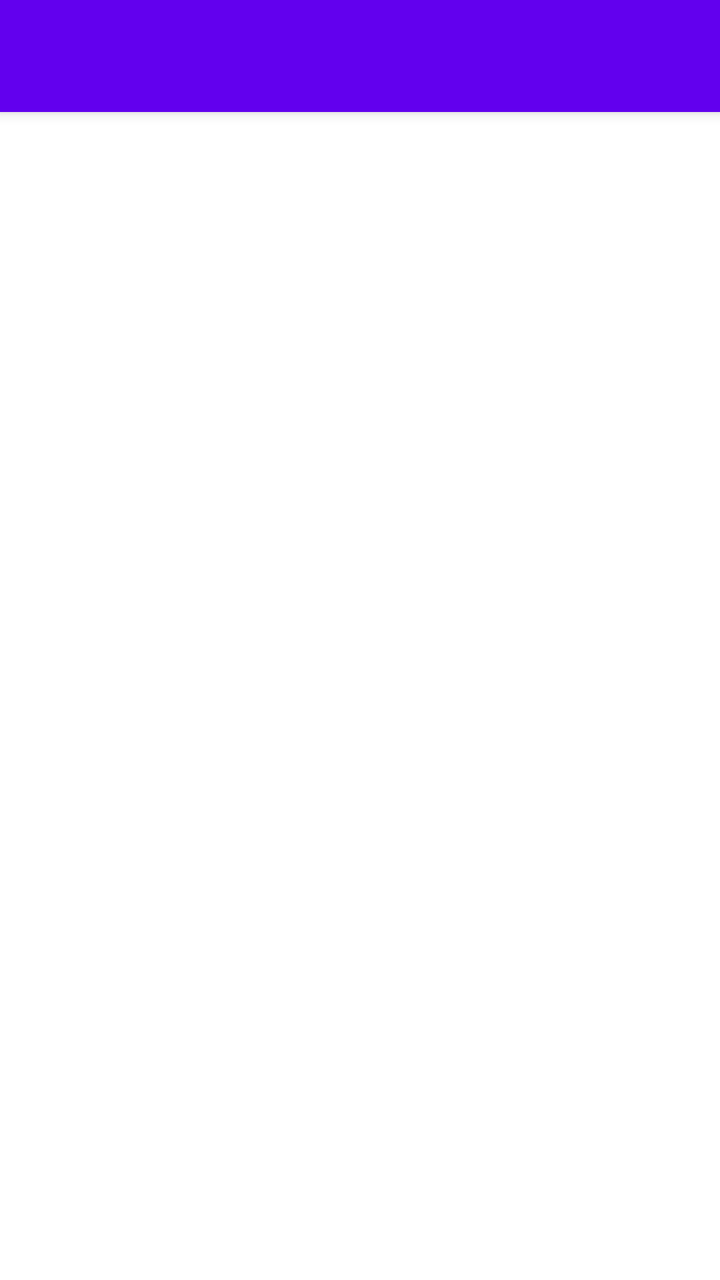
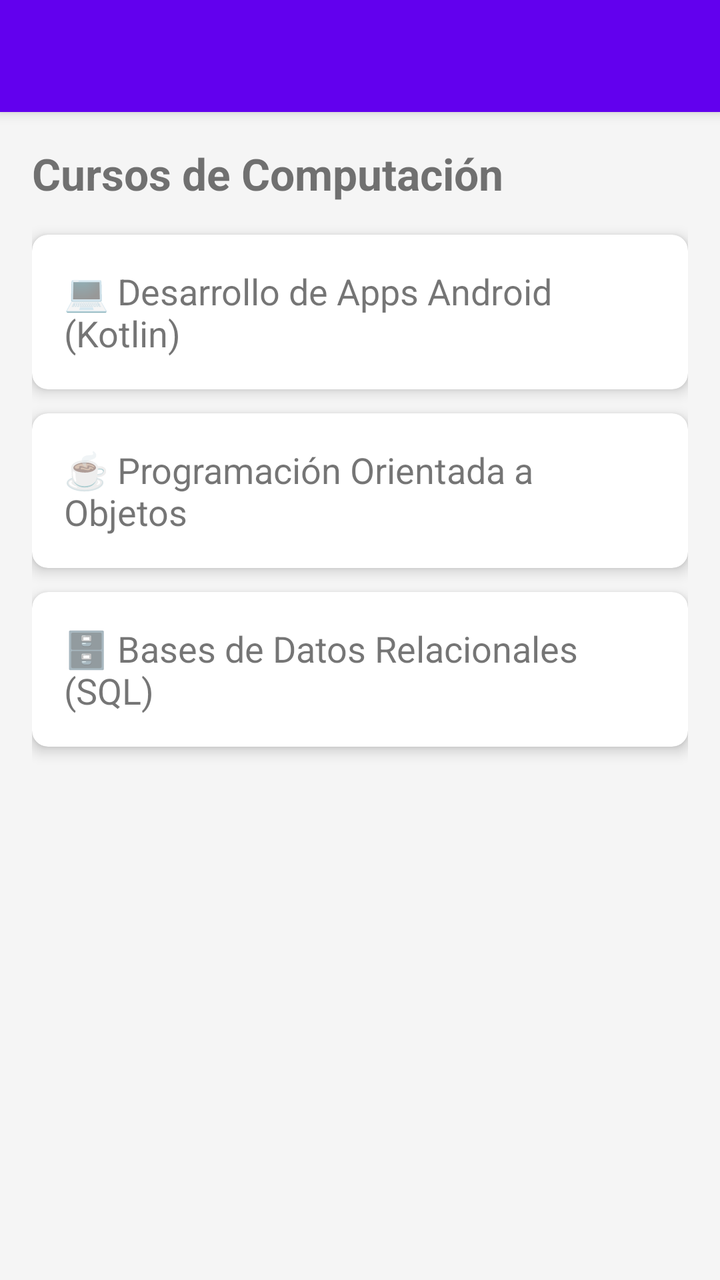

An Android layout rendered at two revisions. The XML below is the earlier revision; the diff shows what the commit changed to produce the second picture.
<!-- AndroidManifest.xml: application theme Theme.MenuLateral01 -->
<!-- res/layout/activity_item1.xml -->
<?xml version="1.0" encoding="utf-8"?>
<androidx.drawerlayout.widget.DrawerLayout xmlns:android="http://schemas.android.com/apk/res/android"
    xmlns:app="http://schemas.android.com/apk/res-auto"
    xmlns:tools="http://schemas.android.com/tools"
    android:id="@+id/drawer_layout"
    android:layout_width="match_parent"
    android:layout_height="match_parent"
    tools:context=".Item1Activity"
    tools:openDrawer="start">

    
    <include
        layout="@layout/app_bar_main"
        android:layout_width="match_parent"
        android:layout_height="match_parent">

        <androidx.core.widget.NestedScrollView
            android:layout_width="match_parent"
            android:layout_height="match_parent"
            android:padding="16dp"
            app:layout_behavior="@string/appbar_scrolling_view_behavior">

            <LinearLayout
                android:layout_width="match_parent"
                android:layout_height="wrap_content"
                android:orientation="vertical">

                <TextView
                    android:layout_width="match_parent"
                    android:layout_height="wrap_content"
                    android:text="Cursos de Computación"
                    android:textSize="22sp"
                    android:textStyle="bold"
                    android:layout_marginBottom="16dp"/>

                
                <com.google.android.material.card.MaterialCardView
                    android:layout_width="match_parent"
                    android:layout_height="wrap_content"
                    android:layout_marginBottom="12dp"
                    app:cardCornerRadius="8dp"
                    app:cardElevation="4dp">
                    <TextView
                        android:layout_width="match_parent"
                        android:layout_height="wrap_content"
                        android:padding="16dp"
                        android:text="💻 Desarrollo de Apps Android (Kotlin)"
                        android:textSize="18sp" />
                </com.google.android.material.card.MaterialCardView>

                
                <com.google.android.material.card.MaterialCardView
                    android:layout_width="match_parent"
                    android:layout_height="wrap_content"
                    android:layout_marginBottom="12dp"
                    app:cardCornerRadius="8dp"
                    app:cardElevation="4dp">
                    <TextView
                        android:layout_width="match_parent"
                        android:layout_height="wrap_content"
                        android:padding="16dp"
                        android:text="☕ Programación Orientada a Objetos"
                        android:textSize="18sp" />
                </com.google.android.material.card.MaterialCardView>

                
                <com.google.android.material.card.MaterialCardView
                    android:layout_width="match_parent"
                    android:layout_height="wrap_content"
                    android:layout_marginBottom="12dp"
                    app:cardCornerRadius="8dp"
                    app:cardElevation="4dp">
                    <TextView
                        android:layout_width="match_parent"
                        android:layout_height="wrap_content"
                        android:padding="16dp"
                        android:text="🗄️ Bases de Datos Relacionales (SQL)"
                        android:textSize="18sp" />
                </com.google.android.material.card.MaterialCardView>

            </LinearLayout>
        </androidx.core.widget.NestedScrollView>
    </include>

    
    <com.google.android.material.navigation.NavigationView
        android:id="@+id/nav_view"
        android:layout_width="wrap_content"
        android:layout_height="match_parent"
        android:layout_gravity="start"
        app:headerLayout="@layout/nav_header_main"
        app:menu="@menu/activity_main_drawer" />

</androidx.drawerlayout.widget.DrawerLayout>
<!-- res/layout/app_bar_main.xml (included above) -->
<?xml version="1.0" encoding="utf-8"?>
<androidx.coordinatorlayout.widget.CoordinatorLayout
    xmlns:android="http://schemas.android.com/apk/res/android"
    xmlns:app="http://schemas.android.com/apk/res-auto"
    xmlns:tools="http://schemas.android.com/tools"
    android:layout_width="match_parent"
    android:layout_height="match_parent"
    tools:context=".MainActivity">

    <com.google.android.material.appbar.AppBarLayout
        android:layout_width="match_parent"
        android:layout_height="wrap_content"
        android:fitsSystemWindows="true">

        <androidx.appcompat.widget.Toolbar
            android:id="@+id/toolbar_main"
            android:layout_width="match_parent"
            android:layout_height="?attr/actionBarSize"
            android:background="?attr/colorPrimary"
            app:layout_scrollFlags="scroll|enterAlways" />

    </com.google.android.material.appbar.AppBarLayout>

</androidx.coordinatorlayout.widget.CoordinatorLayout>
<!-- res/layout/nav_header_main.xml (included above) -->
<?xml version="1.0" encoding="utf-8"?>
<LinearLayout xmlns:android="http://schemas.android.com/apk/res/android"
android:id="@+id/nav_header"
android:layout_width="match_parent"
android:layout_height="160dp"
android:background="#0B2B5E"
android:clickable="true"
android:focusable="true"
android:foreground="?attr/selectableItemBackgroundBorderless"
android:gravity="bottom"
android:orientation="vertical"
android:padding="16dp"
android:theme="@style/ThemeOverlay.AppCompat.Dark">

<ImageView
    android:id="@+id/nav_header_imageView"
    android:layout_width="64dp"
    android:layout_height="64dp"
    android:src="@mipmap/ic_launcher" />

<TextView
    android:id="@+id/nav_header_textView"
    android:layout_width="match_parent"
    android:layout_height="wrap_content"
    android:paddingTop="16dp"
    android:text="ALEX"
    android:textAppearance="@style/TextAppearance.AppCompat.Body1" />

</LinearLayout>
<!-- resources referenced by this layout -->
<resources>
  <!-- mipmap ic_launcher (mipmap-anydpi) -->
  <?xml version="1.0" encoding="utf-8"?>
  <adaptive-icon xmlns:android="http://schemas.android.com/apk/res/android">
      <background android:drawable="@drawable/ic_launcher_background" />
      <foreground android:drawable="@drawable/ic_launcher_foreground" />
      <monochrome android:drawable="@drawable/ic_launcher_foreground" />
  </adaptive-icon>
  <style name="Theme.MenuLateral01" parent="Theme.MaterialComponents.DayNight.DarkActionBar">
          <item name="colorPrimary">@color/purple_500</item>
          <item name="colorPrimaryVariant">@color/purple_700</item>
          <item name="colorOnPrimary">@color/white</item>
          <item name="colorSecondary">@color/teal_200</item>
          <item name="colorSecondaryVariant">@color/teal_700</item>
          <item name="colorOnSecondary">@color/black</item>
          
          <item name="windowActionBar">false</item>
          <item name="windowNoTitle">true</item>
      </style>
  <!-- drawable ic_launcher_background: vector/xml drawable (drawable, 4866 chars, omitted) -->
  <!-- drawable ic_launcher_foreground (drawable) -->
  <vector xmlns:android="http://schemas.android.com/apk/res/android"
      xmlns:aapt="http://schemas.android.com/aapt"
      android:width="108dp"
      android:height="108dp"
      android:viewportWidth="108"
      android:viewportHeight="108">
      <path android:pathData="M31,63.928c0,0 6.4,-11 12.1,-13.1c7.2,-2.6 26,-1.4 26,-1.4l38.1,38.1L107,108.928l-32,-1L31,63.928z">
          <aapt:attr name="android:fillColor">
              <gradient
                  android:endX="85.84757"
                  android:endY="92.4963"
                  android:startX="42.9492"
                  android:startY="49.59793"
                  android:type="linear">
                  <item
                      android:color="#44000000"
                      android:offset="0.0" />
                  <item
                      android:color="#00000000"
                      android:offset="1.0" />
              </gradient>
          </aapt:attr>
      </path>
      <path
          android:fillColor="#FFFFFF"
          android:fillType="nonZero"
          android:pathData="M65.3,45.828l3.8,-6.6c0.2,-0.4 0.1,-0.9 -0.3,-1.1c-0.4,-0.2 -0.9,-0.1 -1.1,0.3l-3.9,6.7c-6.3,-2.8 -13.4,-2.8 -19.7,0l-3.9,-6.7c-0.2,-0.4 -0.7,-0.5 -1.1,-0.3C38.8,38.328 38.7,38.828 38.9,39.228l3.8,6.6C36.2,49.428 31.7,56.028 31,63.928h46C76.3,56.028 71.8,49.428 65.3,45.828zM43.4,57.328c-0.8,0 -1.5,-0.5 -1.8,-1.2c-0.3,-0.7 -0.1,-1.5 0.4,-2.1c0.5,-0.5 1.4,-0.7 2.1,-0.4c0.7,0.3 1.2,1 1.2,1.8C45.3,56.528 44.5,57.328 43.4,57.328L43.4,57.328zM64.6,57.328c-0.8,0 -1.5,-0.5 -1.8,-1.2s-0.1,-1.5 0.4,-2.1c0.5,-0.5 1.4,-0.7 2.1,-0.4c0.7,0.3 1.2,1 1.2,1.8C66.5,56.528 65.6,57.328 64.6,57.328L64.6,57.328z"
          android:strokeWidth="1"
          android:strokeColor="#00000000" />
  </vector>
  <color name="purple_500">#FF6200EE</color>
  <color name="purple_700">#FF3700B3</color>
  <color name="white">#FFFFFFFF</color>
  <color name="teal_200">#FF03DAC5</color>
  <color name="teal_700">#FF018786</color>
  <color name="black">#FF000000</color>
</resources>

<!-- the commit's change to res/layout/activity_item1.xml (unified diff, before → after) -->
@@ -9,21 +9,26 @@
     tools:openDrawer="start">
 
     
-    <include
-        layout="@layout/app_bar_main"
+    <androidx.coordinatorlayout.widget.CoordinatorLayout
         android:layout_width="match_parent"
         android:layout_height="match_parent">
 
+        
+        <include layout="@layout/app_bar_main" />
+
+        
         <androidx.core.widget.NestedScrollView
             android:layout_width="match_parent"
             android:layout_height="match_parent"
-            android:padding="16dp"
+            android:background="#F5F5F5"
             app:layout_behavior="@string/appbar_scrolling_view_behavior">
 
+            
             <LinearLayout
                 android:layout_width="match_parent"
                 android:layout_height="wrap_content"
-                android:orientation="vertical">
+                android:orientation="vertical"
+                android:padding="16dp">
 
                 <TextView
                     android:layout_width="match_parent"
@@ -80,7 +85,8 @@
 
             </LinearLayout>
         </androidx.core.widget.NestedScrollView>
-    </include>
+
+    </androidx.coordinatorlayout.widget.CoordinatorLayout>
 
     
     <com.google.android.material.navigation.NavigationView
@@ -94,29 +100,21 @@
 </androidx.drawerlayout.widget.DrawerLayout>
 <!-- res/layout/app_bar_main.xml (included above) -->
 <?xml version="1.0" encoding="utf-8"?>
-<androidx.coordinatorlayout.widget.CoordinatorLayout
+<com.google.android.material.appbar.AppBarLayout
     xmlns:android="http://schemas.android.com/apk/res/android"
     xmlns:app="http://schemas.android.com/apk/res-auto"
-    xmlns:tools="http://schemas.android.com/tools"
     android:layout_width="match_parent"
-    android:layout_height="match_parent"
-    tools:context=".MainActivity">
+    android:layout_height="wrap_content"
+    android:fitsSystemWindows="true">
 
-    <com.google.android.material.appbar.AppBarLayout
+    <androidx.appcompat.widget.Toolbar
+        android:id="@+id/toolbar_main"
         android:layout_width="match_parent"
-        android:layout_height="wrap_content"
-        android:fitsSystemWindows="true">
+        android:layout_height="?attr/actionBarSize"
+        android:background="?attr/colorPrimary"
+        app:layout_scrollFlags="scroll|enterAlways" />
 
-        <androidx.appcompat.widget.Toolbar
-            android:id="@+id/toolbar_main"
-            android:layout_width="match_parent"
-            android:layout_height="?attr/actionBarSize"
-            android:background="?attr/colorPrimary"
-            app:layout_scrollFlags="scroll|enterAlways" />
-
-    </com.google.android.material.appbar.AppBarLayout>
-
-</androidx.coordinatorlayout.widget.CoordinatorLayout>
+</com.google.android.material.appbar.AppBarLayout>
 <!-- res/layout/nav_header_main.xml (included above) -->
 <?xml version="1.0" encoding="utf-8"?>
 <LinearLayout xmlns:android="http://schemas.android.com/apk/res/android"
